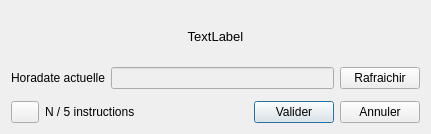
nohal/qtVlm, file src/Ui/Pilototo.ui: the form before one commit.
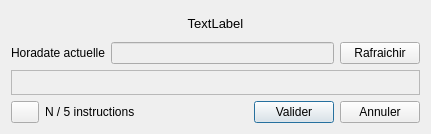
The form after the commit.

```diff
--- a/src/Ui/Pilototo.ui
+++ b/src/Ui/Pilototo.ui
@@ -66,7 +66,7 @@
    <item>
     <widget class="QFrame" name="frame">
      <property name="sizePolicy">
-      <sizepolicy hsizetype="Fixed" vsizetype="Fixed">
+      <sizepolicy hsizetype="Preferred" vsizetype="Preferred">
        <horstretch>0</horstretch>
        <verstretch>0</verstretch>
       </sizepolicy>
```
